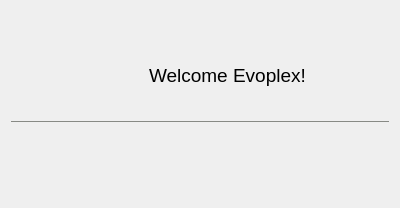
First picture: the form in src/gui/forms/welcomewidget.ui, repository evoplex/evoplex, before the edit.
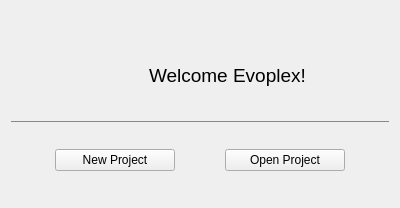
Second picture: the form after the edit. Icons and pictures are not drawn.

Commit message: WelcomeWidget - adding button to create a new project

```diff
--- a/src/gui/forms/welcomewidget.ui
+++ b/src/gui/forms/welcomewidget.ui
@@ -112,6 +112,39 @@
      </property>
     </widget>
    </item>
+   <item>
+    <layout class="QGridLayout" name="gridLayout_2">
+     <property name="topMargin">
+      <number>20</number>
+     </property>
+     <item row="0" column="0">
+      <widget class="QPushButton" name="bNewProject">
+       <property name="maximumSize">
+        <size>
+         <width>120</width>
+         <height>16777215</height>
+        </size>
+       </property>
+       <property name="text">
+        <string>New Project</string>
+       </property>
+      </widget>
+     </item>
+     <item row="0" column="1">
+      <widget class="QPushButton" name="bOpenProject">
+       <property name="maximumSize">
+        <size>
+         <width>120</width>
+         <height>16777215</height>
+        </size>
+       </property>
+       <property name="text">
+        <string>Open Project</string>
+       </property>
+      </widget>
+     </item>
+    </layout>
+   </item>
    <item>
     <spacer name="verticalSpacer">
      <property name="orientation">
```
The commit also changes 4 other files.
